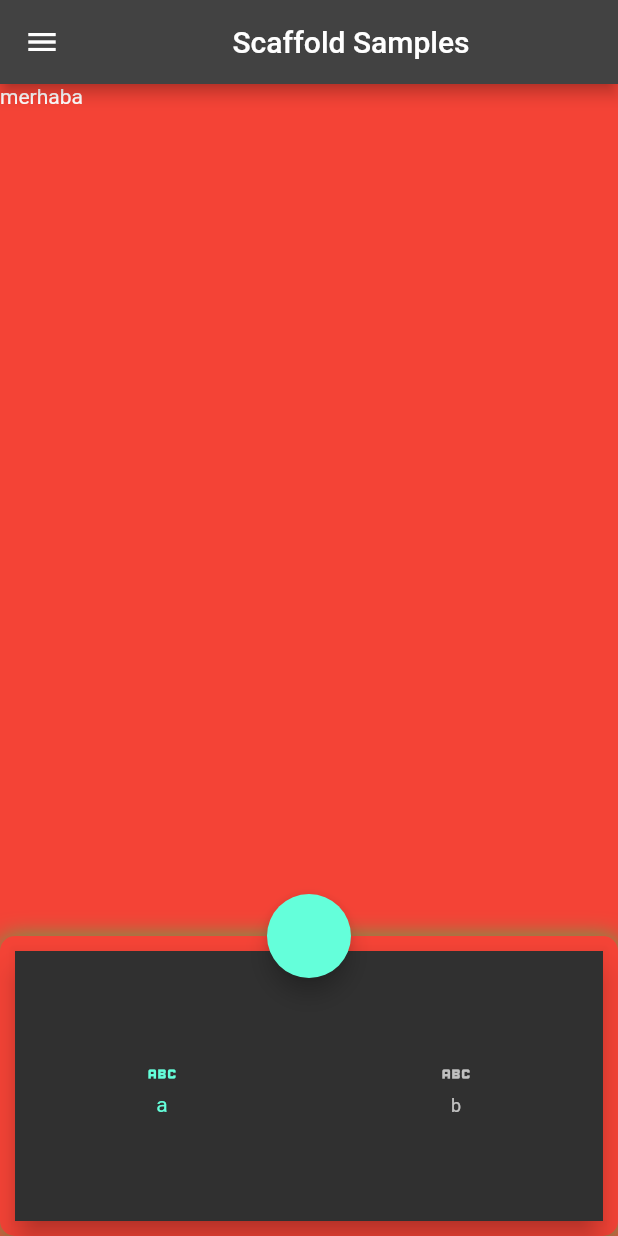
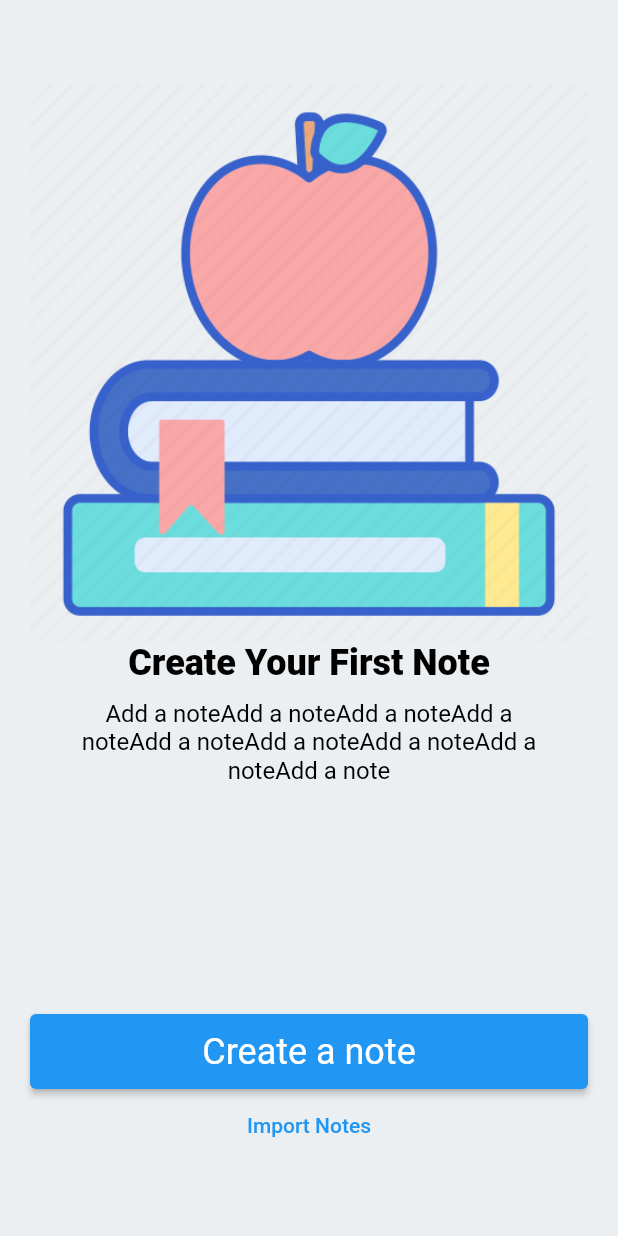
Before and after one commit to emincelebi/FlutterLearn, a Flutter app: the screen it shows after launch, on a phone screen of 412 x 824 dp. Run offline on Flutter 3.47's test engine with Material 2 defaults, Android fonts, the phone set to English and light mode, and no system bars.

Commit message:
Demo ekranı

```diff
--- /dev/null
+++ b/lib/101/image_learn.dart
@@ -0,0 +1,47 @@
+import 'package:flutter/material.dart';
+
+class ImageLearn extends StatelessWidget {
+  const ImageLearn({super.key});
+  final String imagepath =
+      "https://upload.wikimedia.org/wikipedia/commons/thumb/0/00/Apple-book.svg/1018px-Apple-book.svg.png";
+
+  @override
+  Widget build(BuildContext context) {
+    return Scaffold(
+      appBar: AppBar(),
+      body: Column(
+        children: [
+          SizedBox(
+            width: 300,
+            height: 200,
+            child: PngImage(name: ImageItems().appleBookWithoutPath),
+          ),
+          Image.network(imagepath,
+              errorBuilder: (context, error, stackTrace) =>
+                  PngImage(name: ImageItems().appleBookWithoutPath))
+        ],
+      ),
+    );
+  }
+}
+
+class ImageItems {
+  final String appleBook = "assets/png/ic_apple_book.png";
+  final String appleBookWithoutPath = "ic_apple_book";
+  final String appleSchool = "assets/ic_apple_school.png";
+}
+
+class PngImage extends StatelessWidget {
+  const PngImage({super.key, required this.name});
+  final String name;
+
+  @override
+  Widget build(BuildContext context) {
+    return Image.asset(
+      _nameWithPath,
+      fit: BoxFit.contain,
+    );
+  }
+
+  String get _nameWithPath => 'assets/png/$name.png';
+}
--- /dev/null
+++ b/lib/demos/note_demos_view.dart
@@ -0,0 +1,118 @@
+import 'package:flutter/material.dart';
+import 'package:flutter/services.dart';
+import 'package:flutter_full_learn/101/image_learn.dart';
+
+class NoteDemos extends StatelessWidget {
+  const NoteDemos({super.key});
+  final _title = 'Create Your First Note';
+  final _description = 'Add a note';
+  final _createNote = 'Create a note';
+  final _importNotes = 'Import Notes';
+
+  @override
+  Widget build(BuildContext context) {
+    return Scaffold(
+      backgroundColor: Colors.blueGrey[50],
+      appBar: AppBar(
+        systemOverlayStyle: SystemUiOverlayStyle.dark,
+      ),
+      body: Padding(
+        padding: PaddingItems.horizontalPadding,
+        child: Column(
+          children: [
+            PngImage(name: ImageItems().appleBookWithoutPath),
+            _TitleWidget(title: _title),
+            Padding(
+              padding:
+                  PaddingItems.horizontalPadding + PaddingItems.verticalPadding,
+              child: _SubTitleWidget(data: _description * 9),
+            ),
+            Spacer(),
+            _createButton(createNote: _createNote),
+            TextButton(onPressed: () {}, child: Text(_importNotes)),
+            SizedBox(
+              height: ButtonHeights.buttonNormalHeight,
+            )
+          ],
+        ),
+      ),
+    );
+  }
+}
+
+class _createButton extends StatelessWidget {
+  const _createButton({
+    Key? key,
+    required String createNote,
+  })  : _createNote = createNote,
+        super(key: key);
+
+  final String _createNote;
+
+  @override
+  Widget build(BuildContext context) {
+    return ElevatedButton(
+      onPressed: () {},
+      child: SizedBox(
+        height: ButtonHeights.buttonNormalHeight,
+        child: Center(
+          child: Text(
+            _createNote,
+            style: Theme.of(context).textTheme.headline5,
+          ),
+        ),
+      ),
+    );
+  }
+}
+
+class _SubTitleWidget extends StatelessWidget {
+  const _SubTitleWidget({
+    Key? key,
+    required this.data,
+    this.align = TextAlign.center,
+  }) : super(key: key);
+  final TextAlign? align;
+  final String data;
+
+  @override
+  Widget build(BuildContext context) {
+    return Text(
+      data,
+      style: Theme.of(context).textTheme.subtitle1?.copyWith(
+            color: Colors.black,
+          ),
+      textAlign: align,
+    );
+  }
+}
+
+class _TitleWidget extends StatelessWidget {
+  const _TitleWidget({
+    Key? key,
+    required this.title,
+  }) : super(key: key);
+
+  final String title;
+
+  @override
+  Widget build(BuildContext context) {
+    return Text(
+      title,
+      style: Theme.of(context)
+          .textTheme
+          .headline5
+          ?.copyWith(color: Colors.black, fontWeight: FontWeight.w800),
+    );
+  }
+}
+
+class PaddingItems {
+  static const EdgeInsets horizontalPadding =
+      EdgeInsets.symmetric(horizontal: 20);
+  static const EdgeInsets verticalPadding = EdgeInsets.symmetric(vertical: 10);
+}
+
+class ButtonHeights {
+  static const double buttonNormalHeight = 50;
+}
--- a/lib/main.dart
+++ b/lib/main.dart
@@ -1,7 +1,17 @@
 import 'package:flutter/material.dart';
+import 'package:flutter/services.dart';
+import 'package:flutter_full_learn/101/button_learn.dart';
 import 'package:flutter_full_learn/101/container_sized_box_learn.dart';
+import 'package:flutter_full_learn/101/image_learn.dart';
 import 'package:flutter_full_learn/101/scaffold_learn.dart';
 import 'package:flutter_full_learn/101/text_learn_view.dart';
+import 'package:flutter_full_learn/demos/note_demos_view.dart';
+import '101/Icon_learn.dart';
+import '101/app_bar_learn.dart';
+import '101/card_learn.dart';
+import '101/color_learn.dart';
+import '101/padding_learn.dart';
+import '101/stateless_learn.dart';
 
 void main() {
   runApp(const MyApp());
@@ -14,8 +24,19 @@ class MyApp extends StatelessWidget {
   Widget build(BuildContext context) {
     return MaterialApp(
       title: 'Flutter Demo',
-      theme: ThemeData.dark(),
-      home: ScaffoldLearnView(),
+      theme: ThemeData.dark().copyWith(
+        appBarTheme: AppBarTheme(
+          centerTitle: true,
+          systemOverlayStyle: SystemUiOverlayStyle.light,
+          elevation: 0,
+          backgroundColor: Colors.transparent,
+        ),
+        cardTheme: CardTheme(
+          shape:
+              RoundedRectangleBorder(borderRadius: BorderRadius.circular(20)),
+        ),
+      ),
+      home: NoteDemos(),
     );
   }
 }
--- a/pubspec.yaml
+++ b/pubspec.yaml
@@ -60,9 +60,9 @@ flutter:
   uses-material-design: true
 
   # To add assets to your application, add an assets section, like this:
-  # assets:
-  #   - images/a_dot_burr.jpeg
-  #   - images/a_dot_ham.jpeg
+  assets:
+    - assets/png/
+    - assets/ic_apple_school.png
 
   # An image asset can refer to one or more resolution-specific "variants", see
   # https://flutter.dev/assets-and-images/#resolution-aware
```
Also changed, not shown: lib/101/Icon_learn.dart (added, +65 -0 lines), lib/101/app_bar_learn.dart (added, +21 -0 lines), lib/101/button_learn.dart (added, +71 -0 lines), lib/101/card_learn.dart (added, +69 -0 lines), lib/101/color_learn.dart (added, +25 -0 lines), lib/101/padding_learn.dart (added, +43 -0 lines), lib/101/stateless_learn.dart (added, +55 -0 lines), assets/ic_apple_school.png (added), assets/png/ic_apple_book.png (added), 1 other file.
